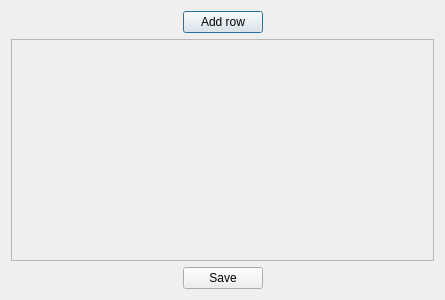
Old version of the form filterform.ui in the repository ado130/SPM.
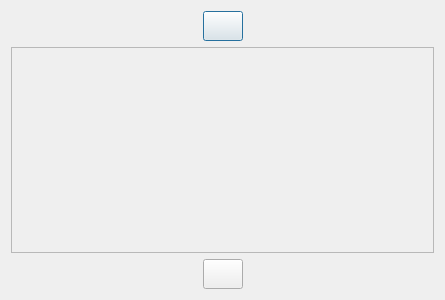
New version of the form. Icons and pictures are not drawn.

Patch:
```diff
--- a/filterform.ui
+++ b/filterform.ui
@@ -31,9 +31,25 @@
      </item>
      <item>
       <widget class="QPushButton" name="pbAddRow">
-       <property name="text">
+       <property name="minimumSize">
+        <size>
+         <width>30</width>
+         <height>30</height>
+        </size>
+       </property>
+       <property name="toolTip">
         <string>Add row</string>
        </property>
+       <property name="styleSheet">
+        <string notr="true">QPushButton {
+	border-image:url(:/images/add.png);
+}
+
+</string>
+       </property>
+       <property name="text">
+        <string/>
+       </property>
       </widget>
      </item>
      <item>
@@ -65,7 +81,7 @@
         <x>0</x>
         <y>0</y>
         <width>425</width>
-        <height>218</height>
+        <height>204</height>
        </rect>
       </property>
      </widget>
@@ -88,9 +104,25 @@
      </item>
      <item>
       <widget class="QPushButton" name="pbSave">
-       <property name="text">
+       <property name="minimumSize">
+        <size>
+         <width>30</width>
+         <height>30</height>
+        </size>
+       </property>
+       <property name="toolTip">
         <string>Save</string>
        </property>
+       <property name="styleSheet">
+        <string notr="true">QPushButton {
+	border-image:url(:/images/save.png);
+}
+
+</string>
+       </property>
+       <property name="text">
+        <string/>
+       </property>
       </widget>
      </item>
      <item>
```
